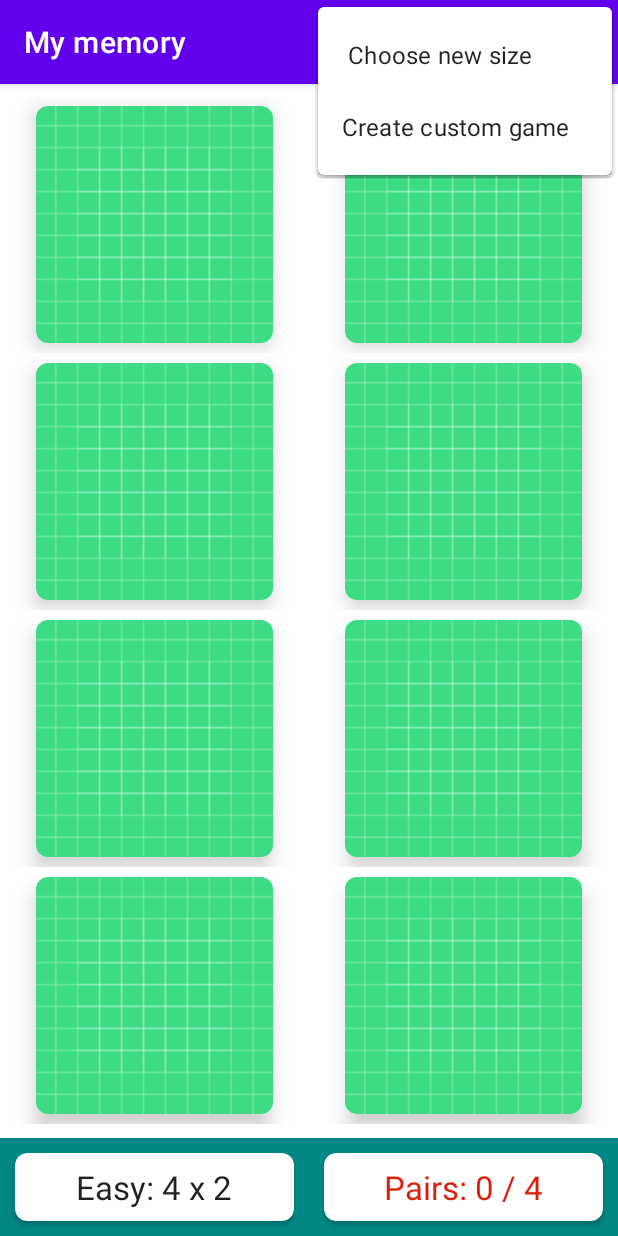
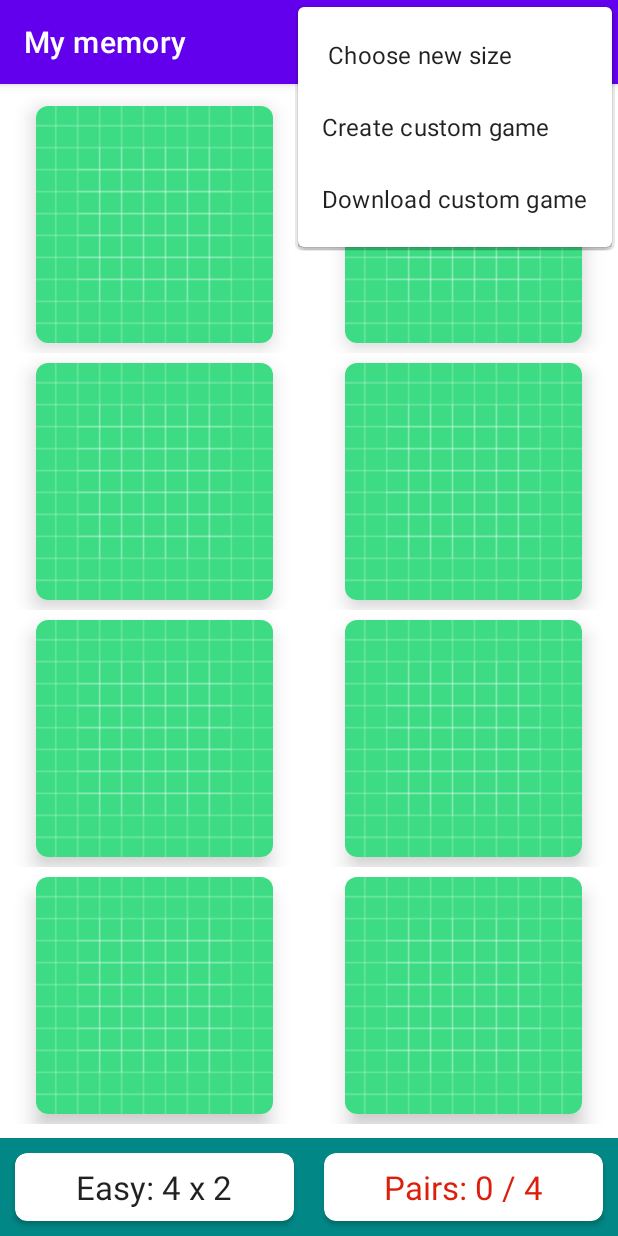
Before and after one commit to IvanNehaev/MyMemory, an Android app: the screen it shows after launch (MainActivity), with the options menu open, on a phone screen of 412 x 824 dp. Run offline under Robolectric (Android 15) with nearby library versions, the phone set to English and light mode, and no system bars; our stand-ins replace Firebase (no records; nobody signed in at launch, a user with empty details on screens opened directly), Picasso.

Commit message:
add menu option to download game

```diff
--- a/app/src/main/java/com/nehaeff/mymemory/MemoryBoardAdapter.kt
+++ b/app/src/main/java/com/nehaeff/mymemory/MemoryBoardAdapter.kt
@@ -61,7 +61,7 @@ class MemoryBoardAdapter(
             val memoryCard : MemoryCard = cards[position]
             if (memoryCard.isFaceUp) {
                 if (memoryCard.imageUrl != null) {
-                    Picasso.get().load(memoryCard.imageUrl).into(imageButton)
+                    Picasso.get().load(memoryCard.imageUrl).placeholder(R.drawable.ic_image).into(imageButton)
                 } else {
                     imageButton.setImageResource(memoryCard.identifier)
                 }
--- /dev/null
+++ b/app/src/main/res/drawable/ic_image.xml
@@ -0,0 +1,5 @@
+<vector android:height="24dp" android:tint="#808080"
+    android:viewportHeight="24" android:viewportWidth="24"
+    android:width="24dp" xmlns:android="http://schemas.android.com/apk/res/android">
+    <path android:fillColor="@android:color/white" android:pathData="M21,19V5c0,-1.1 -0.9,-2 -2,-2H5c-1.1,0 -2,0.9 -2,2v14c0,1.1 0.9,2 2,2h14c1.1,0 2,-0.9 2,-2zM8.5,13.5l2.5,3.01L14.5,12l4.5,6H5l3.5,-4.5z"/>
+</vector>
--- a/app/src/main/res/layout/activity_main.xml
+++ b/app/src/main/res/layout/activity_main.xml
@@ -1,12 +1,17 @@
 <?xml version="1.0" encoding="utf-8"?>
-<androidx.constraintlayout.widget.ConstraintLayout xmlns:android="http://schemas.android.com/apk/res/android"
+<androidx.coordinatorlayout.widget.CoordinatorLayout
+    xmlns:android="http://schemas.android.com/apk/res/android"
     xmlns:app="http://schemas.android.com/apk/res-auto"
     xmlns:tools="http://schemas.android.com/tools"
     android:id="@+id/clRoot"
     android:layout_width="match_parent"
     android:layout_height="match_parent"
     tools:context=".MainActivity">
+<androidx.constraintlayout.widget.ConstraintLayout
+    android:layout_width="match_parent"
+    android:layout_height="match_parent"
 
+>
     <LinearLayout
         android:id="@+id/llGameInfo"
         android:layout_width="0dp"
@@ -67,3 +72,4 @@
         app:layout_constraintTop_toTopOf="parent"
         app:layout_constraintVertical_bias="0.0" />
 </androidx.constraintlayout.widget.ConstraintLayout>
+</androidx.coordinatorlayout.widget.CoordinatorLayout>
--- a/app/src/main/res/menu/menu_main.xml
+++ b/app/src/main/res/menu/menu_main.xml
@@ -15,4 +15,8 @@
         android:id="@+id/mi_custom"
         android:title="Create custom game"
         app:showAsAction="never" />
+    <item
+        android:id="@+id/mi_download"
+        android:title="Download custom game"
+        app:showAsAction="never" />
 </menu>
```
Also changed, not shown: app/src/main/java/com/nehaeff/mymemory/MainActivity.kt (+24 -2 lines), app/src/main/res/layout/dialog_download_board.xml (added, +26 -0 lines).
